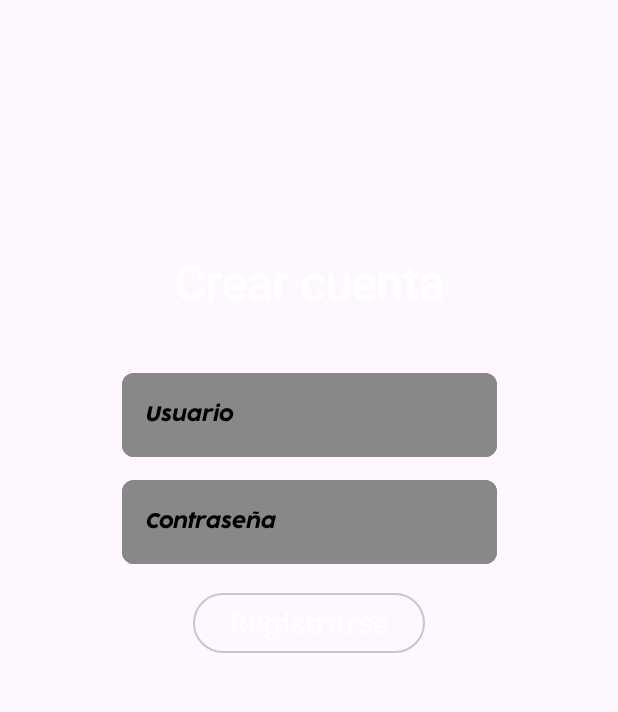
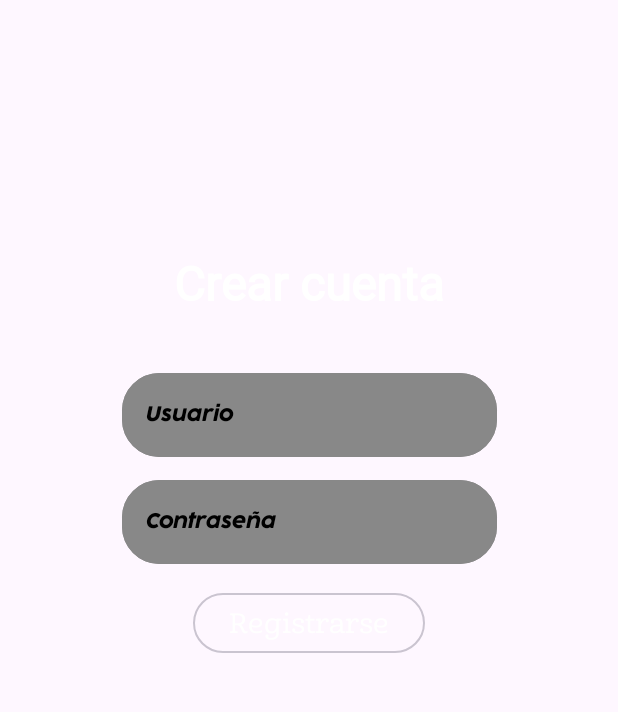
Before and after one commit to compose-projects/socialLocal, an Android app built with Jetpack Compose: the screen it shows after launch (MainActivity), on a phone screen of 412 x 824 dp, the part 161-873 px from its top. Run offline under Robolectric (Android 15) with nearby library versions, the phone set to English and light mode, and no system bars; our stand-ins replace Dagger/Hilt's generated code, Room's generated code; missing, so only their content is drawn: SocialLocalTheme; Roboto replaces fonts that are not available here; 1 statement that could not run was skipped.

Commit message:
implementacion de interfaces en ui

```diff
--- a/app/src/main/java/org/compose_projects/socialocal/auth/presentation/components/UserAndPasswordComponent.kt
+++ b/app/src/main/java/org/compose_projects/socialocal/auth/presentation/components/UserAndPasswordComponent.kt
@@ -14,7 +14,7 @@ import androidx.compose.ui.unit.sp
 import org.compose_projects.socialocal.R
 import org.compose_projects.socialocal.ui.components.textField.TextFieldComponent
 import org.compose_projects.socialocal.ui.components.textField.styles.TextFieldSizes
-import org.compose_projects.socialocal.ui.components.textField.styles.TextFieldStyles
+import org.compose_projects.socialocal.ui.components.textField.styles.TextFieldColors
 
 
 @Composable
@@ -27,7 +27,7 @@ fun UserAndPasswordComponent(
 ) {
 
     TextFieldComponent(
-        colors = TextFieldStyles.defaultStyleLight,
+        colors = TextFieldColors.defaultStyleLight,
         sizes = TextFieldSizes.defaultSize,
         keyboardActions = {
             //todo
@@ -51,7 +51,7 @@ fun UserAndPasswordComponent(
     Spacer(modifier = Modifier.height(15.dp))
 
     TextFieldComponent(
-        colors = TextFieldStyles.defaultStyleDark,
+        colors = TextFieldColors.defaultStyleDark,
         sizes = TextFieldSizes.defaultSize,
         value = password,
         keyboardActions = {
--- a/app/src/main/java/org/compose_projects/socialocal/profile/presentation/components/descriptionComponent/EditDescriptionComponent.kt
+++ b/app/src/main/java/org/compose_projects/socialocal/profile/presentation/components/descriptionComponent/EditDescriptionComponent.kt
@@ -24,7 +24,7 @@ import androidx.compose.ui.window.Dialog
 import org.compose_projects.socialocal.R
 import org.compose_projects.socialocal.ui.components.textField.TextFieldComponent
 import org.compose_projects.socialocal.ui.components.textField.styles.TextFieldSizes
-import org.compose_projects.socialocal.ui.components.textField.styles.TextFieldStyles
+import org.compose_projects.socialocal.ui.components.textField.styles.TextFieldColors
 
 
 @Composable
@@ -72,8 +72,8 @@ fun EditDescriptionComponent(
     Column {
 
         TextFieldComponent(
-            colors = if (!useDarkTheme) TextFieldStyles.defaultStyleLight else TextFieldStyles.defaultStyleDark,
-            sizes = TextFieldSizes.defaultSize,
+            colors = if (!useDarkTheme) TextFieldColors.defaultStyleLight else TextFieldColors.defaultStyleDark,
+            sizes = TextFieldSizes.descriptionSize,
             value = descriptionNew,
             keyboardActions = {
                 onCLick(descriptionNew)
--- a/app/src/main/java/org/compose_projects/socialocal/ui/components/textField/styles/TextFieldStyles.kt
+++ b/app/src/main/java/org/compose_projects/socialocal/ui/components/textField/styles/TextFieldColors.kt
@@ -1,16 +1,13 @@
 package org.compose_projects.socialocal.ui.components.textField.styles
 
-import androidx.compose.foundation.shape.RoundedCornerShape
 import androidx.compose.foundation.text.selection.TextSelectionColors
 import androidx.compose.ui.graphics.Color
 import androidx.compose.ui.text.TextStyle
 import androidx.compose.ui.text.input.ImeAction
-import androidx.compose.ui.unit.Dp
-import androidx.compose.ui.unit.dp
 import androidx.compose.ui.unit.sp
 import org.compose_projects.socialocal.ui.components.textField.config.TextFieldColors
 
-object TextFieldStyles {
+object TextFieldColors {
 
     //estilos claros
     val defaultStyleLight: TextFieldColors
--- a/app/src/main/java/org/compose_projects/socialocal/ui/components/textField/styles/TextFieldSizes.kt
+++ b/app/src/main/java/org/compose_projects/socialocal/ui/components/textField/styles/TextFieldSizes.kt
@@ -13,7 +13,15 @@ object TextFieldSizes {
             override val height: Dp = 56.dp
             override val width: Dp = 250.dp
             override val maxChar: Int = 35
-            override val shape: RoundedCornerShape = RoundedCornerShape(8.dp)
+            override val shape: RoundedCornerShape = RoundedCornerShape(25.dp)
+        }
+    val descriptionSize: TextFieldSizes
+        get() = object : TextFieldSizes{
+            override val maxLines: Int = 5
+            override val height: Dp = 150.dp
+            override val width: Dp = 250.dp
+            override val maxChar: Int = 150
+            override val shape: RoundedCornerShape = RoundedCornerShape(25.dp)
         }
 
 }
```
Also changed, not shown: app/src/main/java/org/compose_projects/socialocal/ui/components/textField/config/TextFieldColors.kt (+0 -31 lines).
